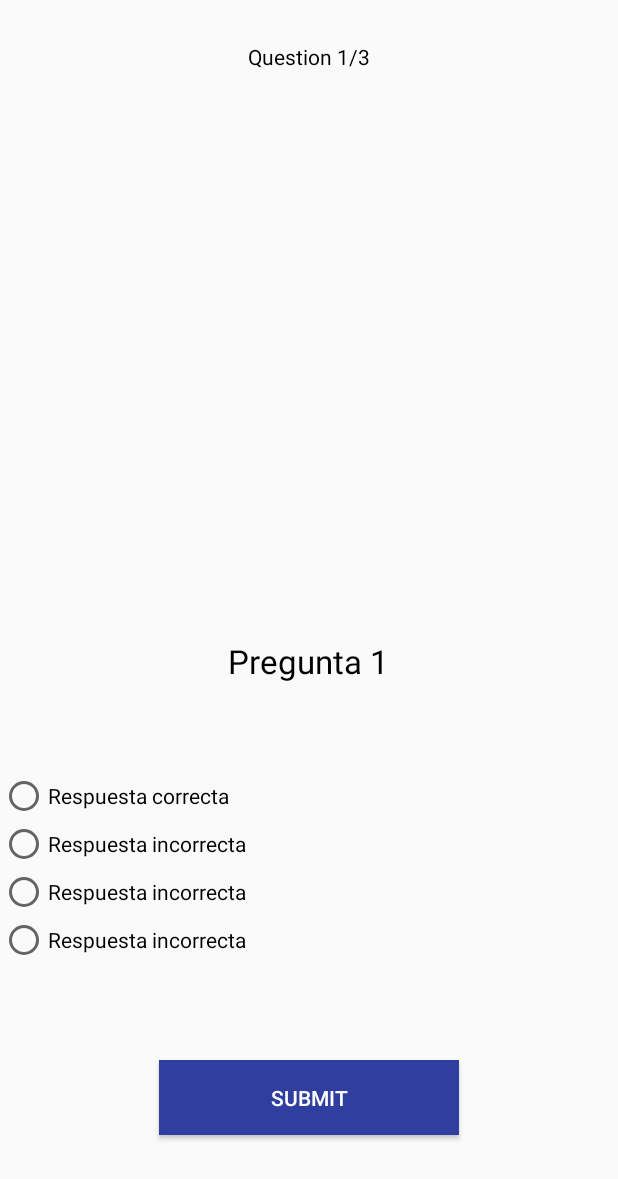
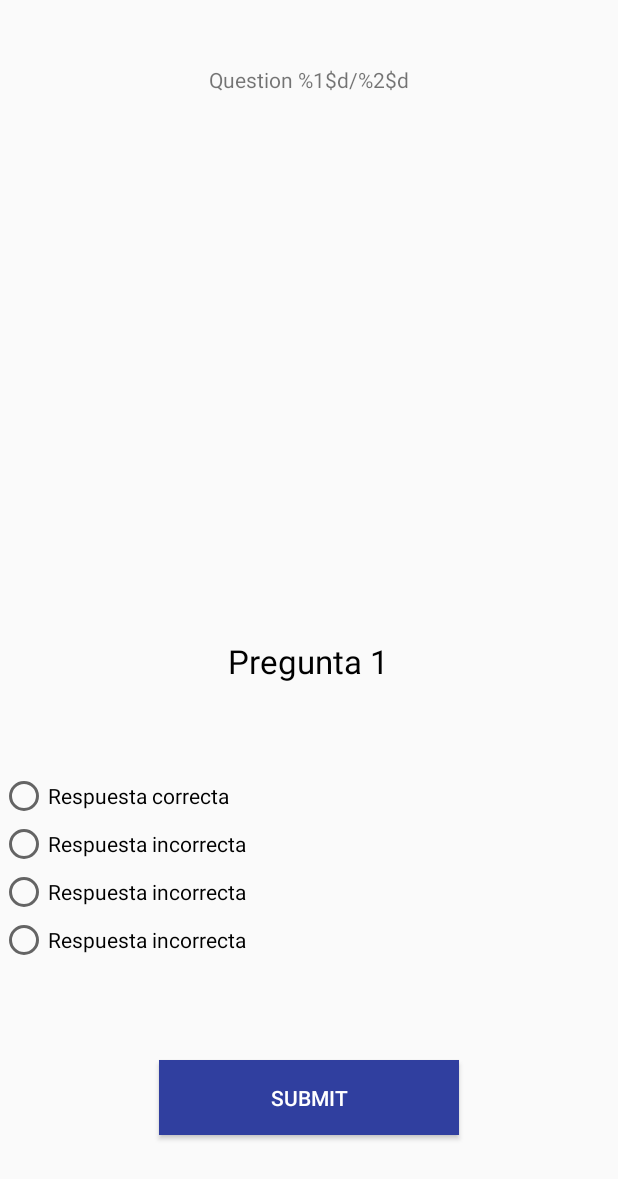
Before and after one commit to hamzon55/quiz, an Android app: the layout QuizOne.xml on its own in the app's theme, with its tools: preview values and no code run, on a phone screen of 412 x 824 dp. Shown: the top 1179 px of the screen. Run offline under Robolectric (Android 15) with nearby library versions, the phone set to English and light mode, and no system bars.

```diff
--- a/app/src/main/res/layout/QuizOne.xml
+++ b/app/src/main/res/layout/QuizOne.xml
@@ -56,20 +56,20 @@
             android:textSize="22dp"
             android:textColor="#000"
 
-            android:id="@+id/textView"
+            android:id="@+id/questionTitle"
             android:layout_marginBottom="59dp"
             android:layout_above="@+id/r"
             android:layout_centerHorizontal="true" />
 
         <TextView
-            android:text="@string/Text0"
-            android:textColor="#000"
-            android:layout_width="wrap_content"
+            android:text="@string/current_question"
+            android:layout_width="match_parent"
             android:layout_height="wrap_content"
+            android:id="@+id/questionBreadcrumb"
+            android:textAlignment="center"
             android:layout_alignParentTop="true"
-            android:layout_centerHorizontal="true"
-            android:layout_marginTop="28dp"
-            android:id="@+id/textView2" />
+            android:layout_alignParentStart="true"
+            android:layout_marginTop="43dp" />
     </RelativeLayout>
 
 </LinearLayout>
--- a/app/src/main/res/values/strings.xml
+++ b/app/src/main/res/values/strings.xml
@@ -4,8 +4,7 @@
     <string name="Text12">Pregunta 2</string>
     <string name="Text13">Pregunta 3</string>
 
-
-
+    <string name="current_question">Question %1$d/%2$d</string>
     <string name="Text0">Question 1/3</string>
     <string name="Text01">Question 2/3</string>
     <string name="Text02">Question 3/3</string>
```
Also changed, not shown: app/src/main/java/com/lasalle/quiz/QuizOne.java (+56 -8 lines), app/src/main/java/com/lasalle/quiz/data/impl/QuestionDataMock.java (+13 -2 lines).
